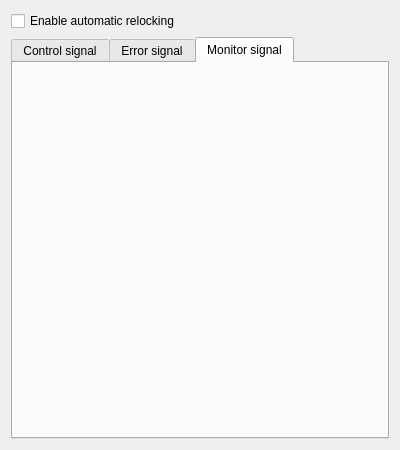
The window that linien/gui/ui/relocking_panel.ui (linien-org/linien) describes before a commit, drawn with Qt 5.
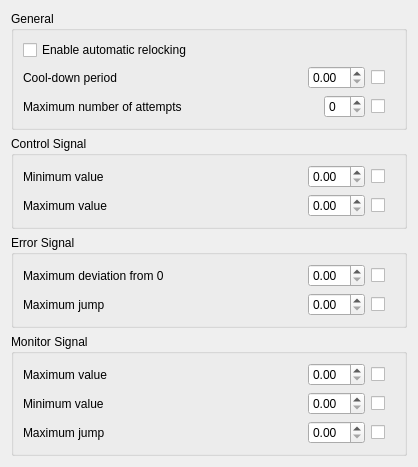
The same window after the commit.

Commit message: Add layout for relocking panel.

Diff of the .ui file:
```diff
--- a/linien/gui/ui/relocking_panel.ui
+++ b/linien/gui/ui/relocking_panel.ui
@@ -6,8 +6,8 @@
    <rect>
     <x>0</x>
     <y>0</y>
-    <width>400</width>
-    <height>450</height>
+    <width>418</width>
+    <height>419</height>
    </rect>
   </property>
   <property name="windowTitle">
@@ -15,35 +15,496 @@
   </property>
   <layout class="QVBoxLayout" name="verticalLayout">
    <item>
-    <widget class="QCheckBox" name="automaticRelockingCheckbox">
-     <property name="text">
-      <string>Enable automatic relocking</string>
+    <widget class="QGroupBox" name="generalGroupBox">
+     <property name="title">
+      <string>General</string>
      </property>
+     <layout class="QVBoxLayout" name="verticalLayout_2">
+      <item>
+       <widget class="QCheckBox" name="automaticRelockingCheckbox">
+        <property name="text">
+         <string>Enable automatic relocking</string>
+        </property>
+       </widget>
+      </item>
+      <item>
+       <layout class="QHBoxLayout" name="horizontalLayout_6">
+        <item>
+         <widget class="QLabel" name="label_6">
+          <property name="text">
+           <string>Cool-down period</string>
+          </property>
+         </widget>
+        </item>
+        <item>
+         <spacer name="horizontalSpacer">
+          <property name="orientation">
+           <enum>Qt::Horizontal</enum>
+          </property>
+          <property name="sizeHint" stdset="0">
+           <size>
+            <width>40</width>
+            <height>20</height>
+           </size>
+          </property>
+         </spacer>
+        </item>
+        <item alignment="Qt::AlignRight">
+         <widget class="QDoubleSpinBox" name="doubleSpinBox_6"/>
+        </item>
+        <item alignment="Qt::AlignRight">
+         <widget class="QCheckBox" name="checkBox">
+          <property name="text">
+           <string/>
+          </property>
+         </widget>
+        </item>
+        <item>
+         <spacer name="horizontalSpacer_2">
+          <property name="orientation">
+           <enum>Qt::Horizontal</enum>
+          </property>
+          <property name="sizeType">
+           <enum>QSizePolicy::Minimum</enum>
+          </property>
+          <property name="sizeHint" stdset="0">
+           <size>
+            <width>10</width>
+            <height>20</height>
+           </size>
+          </property>
+         </spacer>
+        </item>
+       </layout>
+      </item>
+      <item>
+       <layout class="QHBoxLayout" name="horizontalLayout_7">
+        <item>
+         <widget class="QLabel" name="label_7">
+          <property name="text">
+           <string>Maximum number of attempts</string>
+          </property>
+         </widget>
+        </item>
+        <item>
+         <spacer name="horizontalSpacer_3">
+          <property name="orientation">
+           <enum>Qt::Horizontal</enum>
+          </property>
+          <property name="sizeHint" stdset="0">
+           <size>
+            <width>40</width>
+            <height>20</height>
+           </size>
+          </property>
+         </spacer>
+        </item>
+        <item>
+         <widget class="QSpinBox" name="spinBox_7"/>
+        </item>
+        <item alignment="Qt::AlignRight">
+         <widget class="QCheckBox" name="checkBox_2">
+          <property name="text">
+           <string/>
+          </property>
+         </widget>
+        </item>
+        <item>
+         <spacer name="horizontalSpacer_4">
+          <property name="orientation">
+           <enum>Qt::Horizontal</enum>
+          </property>
+          <property name="sizeType">
+           <enum>QSizePolicy::Minimum</enum>
+          </property>
+          <property name="sizeHint" stdset="0">
+           <size>
+            <width>10</width>
+            <height>20</height>
+           </size>
+          </property>
+         </spacer>
+        </item>
+       </layout>
+      </item>
+     </layout>
     </widget>
    </item>
    <item>
-    <widget class="QTabWidget" name="relockingChannelsPanel">
-     <property name="currentIndex">
-      <number>2</number>
+    <widget class="QGroupBox" name="controlSignalGroupBox">
+     <property name="title">
+      <string>Control Signal</string>
      </property>
-     <widget class="QWidget" name="controlSignalTab">
-      <attribute name="title">
-       <string>Control signal</string>
-      </attribute>
-      <layout class="QVBoxLayout" name="verticalLayout_3"/>
-     </widget>
-     <widget class="QWidget" name="errorSignalTab">
-      <attribute name="title">
-       <string>Error signal</string>
-      </attribute>
-      <layout class="QVBoxLayout" name="verticalLayout_2"/>
-     </widget>
-     <widget class="QWidget" name="monitorSignalTab">
-      <attribute name="title">
-       <string>Monitor signal</string>
-      </attribute>
-      <layout class="QVBoxLayout" name="verticalLayout_4"/>
-     </widget>
+     <layout class="QVBoxLayout" name="verticalLayout_3">
+      <item>
+       <layout class="QHBoxLayout" name="horizontalLayout_11">
+        <item>
+         <widget class="QLabel" name="label_11">
+          <property name="text">
+           <string>Minimum value</string>
+          </property>
+         </widget>
+        </item>
+        <item>
+         <spacer name="horizontalSpacer_11">
+          <property name="orientation">
+           <enum>Qt::Horizontal</enum>
+          </property>
+          <property name="sizeHint" stdset="0">
+           <size>
+            <width>40</width>
+            <height>20</height>
+           </size>
+          </property>
+         </spacer>
+        </item>
+        <item alignment="Qt::AlignRight">
+         <widget class="QDoubleSpinBox" name="doubleSpinBox_10"/>
+        </item>
+        <item alignment="Qt::AlignRight">
+         <widget class="QCheckBox" name="checkBox_6">
+          <property name="text">
+           <string/>
+          </property>
+         </widget>
+        </item>
+        <item>
+         <spacer name="horizontalSpacer_12">
+          <property name="orientation">
+           <enum>Qt::Horizontal</enum>
+          </property>
+          <property name="sizeType">
+           <enum>QSizePolicy::Minimum</enum>
+          </property>
+          <property name="sizeHint" stdset="0">
+           <size>
+            <width>10</width>
+            <height>20</height>
+           </size>
+          </property>
+         </spacer>
+        </item>
+       </layout>
+      </item>
+      <item>
+       <layout class="QHBoxLayout" name="horizontalLayout_9">
+        <item>
+         <widget class="QLabel" name="label_9">
+          <property name="text">
+           <string>Maximum value</string>
+          </property>
+         </widget>
+        </item>
+        <item>
+         <spacer name="horizontalSpacer_7">
+          <property name="orientation">
+           <enum>Qt::Horizontal</enum>
+          </property>
+          <property name="sizeHint" stdset="0">
+           <size>
+            <width>40</width>
+            <height>20</height>
+           </size>
+          </property>
+         </spacer>
+        </item>
+        <item alignment="Qt::AlignRight">
+         <widget class="QDoubleSpinBox" name="doubleSpinBox_8"/>
+        </item>
+        <item alignment="Qt::AlignRight">
+         <widget class="QCheckBox" name="checkBox_4">
+          <property name="text">
+           <string/>
+          </property>
+         </widget>
+        </item>
+        <item>
+         <spacer name="horizontalSpacer_8">
+          <property name="orientation">
+           <enum>Qt::Horizontal</enum>
+          </property>
+          <property name="sizeType">
+           <enum>QSizePolicy::Minimum</enum>
+          </property>
+          <property name="sizeHint" stdset="0">
+           <size>
+            <width>10</width>
+            <height>20</height>
+           </size>
+          </property>
+         </spacer>
+        </item>
+       </layout>
+      </item>
+     </layout>
+    </widget>
+   </item>
+   <item>
+    <widget class="QGroupBox" name="errorSignalGroupBox">
+     <property name="title">
+      <string>Error Signal</string>
+     </property>
+     <layout class="QVBoxLayout" name="verticalLayout_4">
+      <item>
+       <layout class="QHBoxLayout" name="horizontalLayout_8">
+        <item>
+         <widget class="QLabel" name="label_8">
+          <property name="text">
+           <string>Maximum deviation from 0</string>
+          </property>
+         </widget>
+        </item>
+        <item>
+         <spacer name="horizontalSpacer_5">
+          <property name="orientation">
+           <enum>Qt::Horizontal</enum>
+          </property>
+          <property name="sizeHint" stdset="0">
+           <size>
+            <width>40</width>
+            <height>20</height>
+           </size>
+          </property>
+         </spacer>
+        </item>
+        <item alignment="Qt::AlignRight">
+         <widget class="QDoubleSpinBox" name="doubleSpinBox_7"/>
+        </item>
+        <item alignment="Qt::AlignRight">
+         <widget class="QCheckBox" name="checkBox_3">
+          <property name="text">
+           <string/>
+          </property>
+         </widget>
+        </item>
+        <item>
+         <spacer name="horizontalSpacer_6">
+          <property name="orientation">
+           <enum>Qt::Horizontal</enum>
+          </property>
+          <property name="sizeType">
+           <enum>QSizePolicy::Minimum</enum>
+          </property>
+          <property name="sizeHint" stdset="0">
+           <size>
+            <width>10</width>
+            <height>20</height>
+           </size>
+          </property>
+         </spacer>
+        </item>
+       </layout>
+      </item>
+      <item>
+       <layout class="QHBoxLayout" name="horizontalLayout_10">
+        <item>
+         <widget class="QLabel" name="label_10">
+          <property name="text">
+           <string>Maximum jump</string>
+          </property>
+         </widget>
+        </item>
+        <item>
+         <spacer name="horizontalSpacer_9">
+          <property name="orientation">
+           <enum>Qt::Horizontal</enum>
+          </property>
+          <property name="sizeHint" stdset="0">
+           <size>
+            <width>40</width>
+            <height>20</height>
+           </size>
+          </property>
+         </spacer>
+        </item>
+        <item alignment="Qt::AlignRight">
+         <widget class="QDoubleSpinBox" name="doubleSpinBox_9"/>
+        </item>
+        <item alignment="Qt::AlignRight">
+         <widget class="QCheckBox" name="checkBox_5">
+          <property name="text">
+           <string/>
+          </property>
+         </widget>
+        </item>
+        <item>
+         <spacer name="horizontalSpacer_10">
+          <property name="orientation">
+           <enum>Qt::Horizontal</enum>
+          </property>
+          <property name="sizeType">
+           <enum>QSizePolicy::Minimum</enum>
+          </property>
+          <property name="sizeHint" stdset="0">
+           <size>
+            <width>10</width>
+            <height>20</height>
+           </size>
+          </property>
+         </spacer>
+        </item>
+       </layout>
+      </item>
+     </layout>
+    </widget>
+   </item>
+   <item>
+    <widget class="QGroupBox" name="monitorSignalGroupBoxx">
+     <property name="title">
+      <string>Monitor Signal</string>
+     </property>
+     <layout class="QVBoxLayout" name="verticalLayout_5">
+      <item>
+       <layout class="QHBoxLayout" name="horizontalLayout_12">
+        <item>
+         <widget class="QLabel" name="label_12">
+          <property name="text">
+           <string>Maximum value</string>
+          </property>
+         </widget>
+        </item>
+        <item>
+         <spacer name="horizontalSpacer_13">
+          <property name="orientation">
+           <enum>Qt::Horizontal</enum>
+          </property>
+          <property name="sizeHint" stdset="0">
+           <size>
+            <width>40</width>
+            <height>20</height>
+           </size>
+          </property>
+         </spacer>
+        </item>
+        <item alignment="Qt::AlignRight">
+         <widget class="QDoubleSpinBox" name="doubleSpinBox_11"/>
+        </item>
+        <item alignment="Qt::AlignRight">
+         <widget class="QCheckBox" name="checkBox_7">
+          <property name="text">
+           <string/>
+          </property>
+         </widget>
+        </item>
+        <item>
+         <spacer name="horizontalSpacer_14">
+          <property name="orientation">
+           <enum>Qt::Horizontal</enum>
+          </property>
+          <property name="sizeType">
+           <enum>QSizePolicy::Minimum</enum>
+          </property>
+          <property name="sizeHint" stdset="0">
+           <size>
+            <width>10</width>
+            <height>20</height>
+           </size>
+          </property>
+         </spacer>
+        </item>
+       </layout>
+      </item>
+      <item>
+       <layout class="QHBoxLayout" name="horizontalLayout_13">
+        <item>
+         <widget class="QLabel" name="label_13">
+          <property name="text">
+           <string>Minimum value</string>
+          </property>
+         </widget>
+        </item>
+        <item>
+         <spacer name="horizontalSpacer_15">
+          <property name="orientation">
+           <enum>Qt::Horizontal</enum>
+          </property>
+          <property name="sizeHint" stdset="0">
+           <size>
+            <width>40</width>
+            <height>20</height>
+           </size>
+          </property>
+         </spacer>
+        </item>
+        <item alignment="Qt::AlignRight">
+         <widget class="QDoubleSpinBox" name="doubleSpinBox_12"/>
+        </item>
+        <item alignment="Qt::AlignRight">
+         <widget class="QCheckBox" name="checkBox_8">
+          <property name="text">
+           <string/>
+          </property>
+         </widget>
+        </item>
+        <item>
+         <spacer name="horizontalSpacer_16">
+          <property name="orientation">
+           <enum>Qt::Horizontal</enum>
+          </property>
+          <property name="sizeType">
+           <enum>QSizePolicy::Minimum</enum>
+          </property>
+          <property name="sizeHint" stdset="0">
+           <size>
+            <width>10</width>
+            <height>20</height>
+           </size>
+          </property>
+         </spacer>
+        </item>
+       </layout>
+      </item>
+      <item>
+       <layout class="QHBoxLayout" name="horizontalLayout_14">
+        <item>
+         <widget class="QLabel" name="label_14">
+          <property name="text">
+           <string>Maximum jump</string>
+          </property>
+         </widget>
+        </item>
+        <item>
+         <spacer name="horizontalSpacer_17">
+          <property name="orientation">
+           <enum>Qt::Horizontal</enum>
+          </property>
+          <property name="sizeHint" stdset="0">
+           <size>
+            <width>40</width>
+            <height>20</height>
+           </size>
+          </property>
+         </spacer>
+        </item>
+        <item alignment="Qt::AlignRight">
+         <widget class="QDoubleSpinBox" name="doubleSpinBox_13"/>
+        </item>
+        <item alignment="Qt::AlignRight">
+         <widget class="QCheckBox" name="checkBox_9">
+          <property name="text">
+           <string/>
+          </property>
+         </widget>
+        </item>
+        <item>
+         <spacer name="horizontalSpacer_18">
+          <property name="orientation">
+           <enum>Qt::Horizontal</enum>
+          </property>
+          <property name="sizeType">
+           <enum>QSizePolicy::Minimum</enum>
+          </property>
+          <property name="sizeHint" stdset="0">
+           <size>
+            <width>10</width>
+            <height>20</height>
+           </size>
+          </property>
+         </spacer>
+        </item>
+       </layout>
+      </item>
+     </layout>
     </widget>
    </item>
   </layout>
```
